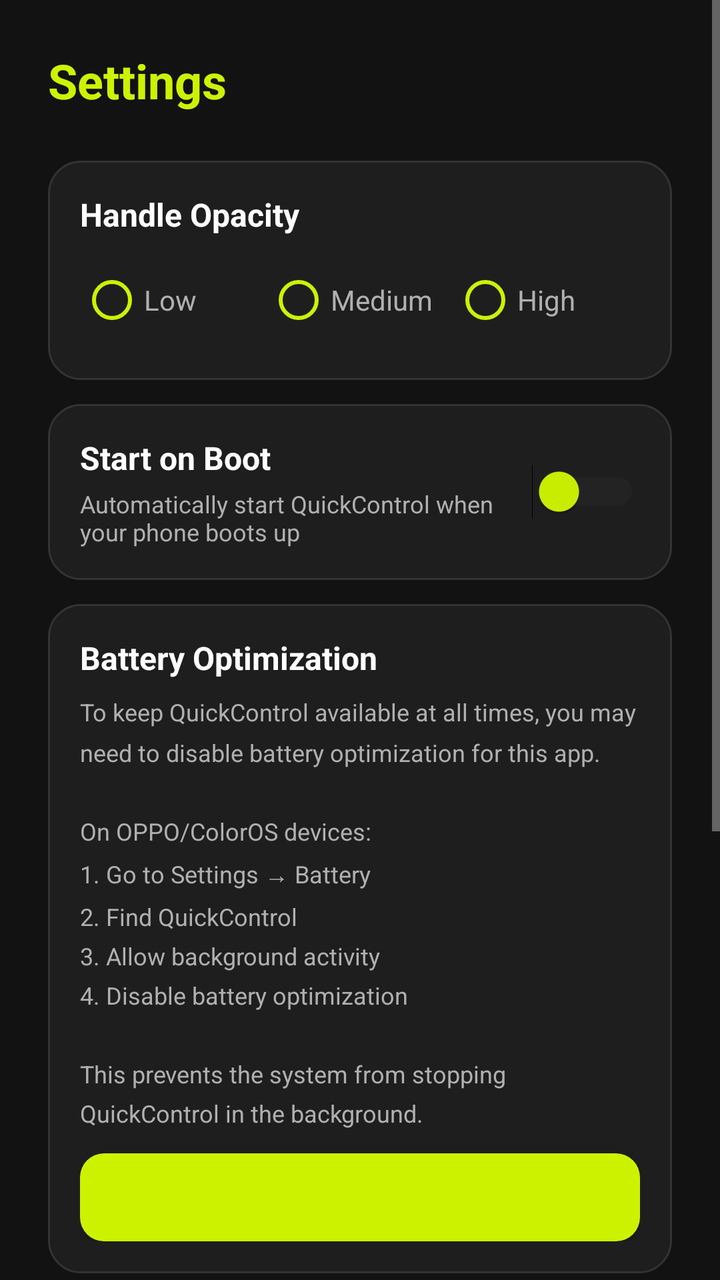
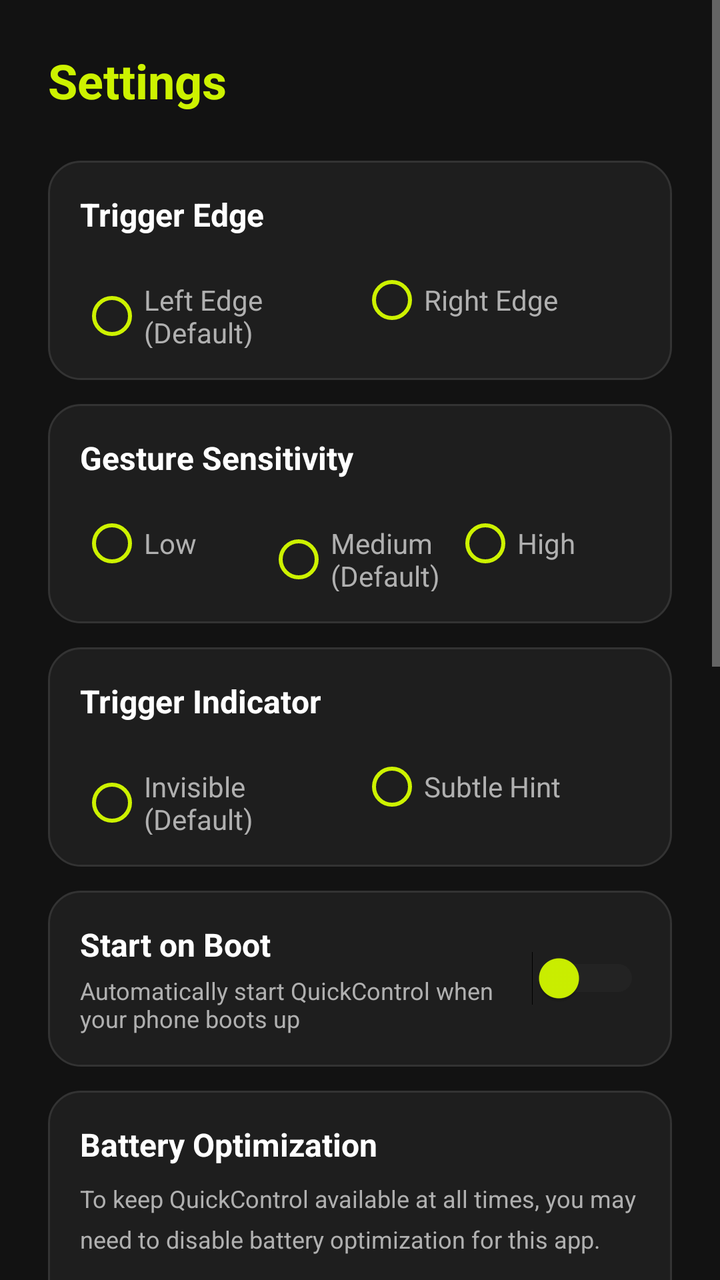

The first picture is an Android layout as it rendered before a commit; the second is the same layout after the commit. The layout source and the unified diff follow.
<!-- AndroidManifest.xml: activity theme Theme.QuickControl -->
<!-- res/layout/activity_settings.xml -->
<?xml version="1.0" encoding="utf-8"?>
<ScrollView xmlns:android="http://schemas.android.com/apk/res/android"
    android:layout_width="match_parent"
    android:layout_height="match_parent"
    android:background="@color/background"
    android:fillViewport="true">

    <LinearLayout
        android:layout_width="match_parent"
        android:layout_height="wrap_content"
        android:orientation="vertical"
        android:padding="24dp">

        
        <TextView
            android:layout_width="wrap_content"
            android:layout_height="wrap_content"
            android:text="@string/settings_title"
            android:textColor="@color/primary"
            android:textSize="24sp"
            android:textStyle="bold"
            android:layout_marginBottom="24dp" />

        
        <LinearLayout
            android:layout_width="match_parent"
            android:layout_height="wrap_content"
            android:background="@drawable/card_background"
            android:orientation="vertical"
            android:padding="16dp"
            android:layout_marginBottom="12dp">

            <TextView
                android:layout_width="wrap_content"
                android:layout_height="wrap_content"
                android:text="@string/settings_handle_opacity"
                android:textColor="@color/primary_text"
                android:textSize="16sp"
                android:textStyle="bold" />

            <RadioGroup
                android:id="@+id/opacityGroup"
                android:layout_width="match_parent"
                android:layout_height="wrap_content"
                android:layout_marginTop="8dp"
                android:orientation="horizontal">

                <RadioButton
                    android:id="@+id/opacityLow"
                    android:layout_width="0dp"
                    android:layout_height="wrap_content"
                    android:layout_weight="1"
                    android:text="@string/settings_opacity_low"
                    android:textColor="@color/secondary_text"
                    android:buttonTint="@color/primary" />

                <RadioButton
                    android:id="@+id/opacityMedium"
                    android:layout_width="0dp"
                    android:layout_height="wrap_content"
                    android:layout_weight="1"
                    android:text="@string/settings_opacity_medium"
                    android:textColor="@color/secondary_text"
                    android:buttonTint="@color/primary" />

                <RadioButton
                    android:id="@+id/opacityHigh"
                    android:layout_width="0dp"
                    android:layout_height="wrap_content"
                    android:layout_weight="1"
                    android:text="@string/settings_opacity_high"
                    android:textColor="@color/secondary_text"
                    android:buttonTint="@color/primary" />
            </RadioGroup>
        </LinearLayout>

        
        <LinearLayout
            android:layout_width="match_parent"
            android:layout_height="wrap_content"
            android:background="@drawable/card_background"
            android:orientation="horizontal"
            android:gravity="center_vertical"
            android:padding="16dp"
            android:layout_marginBottom="12dp">

            <LinearLayout
                android:layout_width="0dp"
                android:layout_height="wrap_content"
                android:layout_weight="1"
                android:orientation="vertical">

                <TextView
                    android:layout_width="wrap_content"
                    android:layout_height="wrap_content"
                    android:text="@string/settings_auto_start"
                    android:textColor="@color/primary_text"
                    android:textSize="16sp"
                    android:textStyle="bold" />

                <TextView
                    android:layout_width="wrap_content"
                    android:layout_height="wrap_content"
                    android:layout_marginTop="4dp"
                    android:text="@string/settings_auto_start_description"
                    android:textColor="@color/secondary_text"
                    android:textSize="12sp" />
            </LinearLayout>

            <Switch
                android:id="@+id/switchAutoStart"
                android:layout_width="wrap_content"
                android:layout_height="wrap_content"
                android:thumbTint="@color/primary"
                android:trackTint="@color/divider" />
        </LinearLayout>

        
        <LinearLayout
            android:layout_width="match_parent"
            android:layout_height="wrap_content"
            android:background="@drawable/card_background"
            android:orientation="vertical"
            android:padding="16dp"
            android:layout_marginBottom="12dp">

            <TextView
                android:layout_width="wrap_content"
                android:layout_height="wrap_content"
                android:text="@string/settings_battery_title"
                android:textColor="@color/primary_text"
                android:textSize="16sp"
                android:textStyle="bold" />

            <TextView
                android:layout_width="match_parent"
                android:layout_height="wrap_content"
                android:layout_marginTop="8dp"
                android:text="@string/settings_battery_description"
                android:textColor="@color/secondary_text"
                android:textSize="12sp"
                android:lineSpacingMultiplier="1.4" />

            <Button
                android:id="@+id/btnBattery"
                android:layout_width="match_parent"
                android:layout_height="44dp"
                android:layout_marginTop="12dp"
                android:background="@drawable/button_background"
                android:text="@string/settings_battery_button"
                android:textColor="@color/primary"
                android:textSize="14sp"
                android:textAllCaps="false" />
        </LinearLayout>

        
        <LinearLayout
            android:layout_width="match_parent"
            android:layout_height="wrap_content"
            android:background="@drawable/card_background"
            android:orientation="vertical"
            android:padding="16dp"
            android:layout_marginBottom="12dp">

            <TextView
                android:layout_width="wrap_content"
                android:layout_height="wrap_content"
                android:text="@string/settings_permissions_title"
                android:textColor="@color/primary_text"
                android:textSize="16sp"
                android:textStyle="bold" />

            <Button
                android:id="@+id/btnSetupDeviceAdmin"
                android:layout_width="match_parent"
                android:layout_height="44dp"
                android:layout_marginTop="12dp"
                android:background="@drawable/button_background"
                android:text="@string/step_lock_button"
                android:textColor="@color/primary"
                android:textSize="14sp"
                android:textAllCaps="false" />

            <Button
                android:id="@+id/btnSetupAccessibility"
                android:layout_width="match_parent"
                android:layout_height="44dp"
                android:layout_marginTop="8dp"
                android:background="@drawable/button_background"
                android:text="@string/step_accessibility_button"
                android:textColor="@color/primary"
                android:textSize="14sp"
                android:textAllCaps="false" />
        </LinearLayout>

        
        <LinearLayout
            android:layout_width="match_parent"
            android:layout_height="wrap_content"
            android:background="@drawable/card_background"
            android:orientation="vertical"
            android:padding="16dp"
            android:layout_marginBottom="16dp">

            <TextView
                android:layout_width="wrap_content"
                android:layout_height="wrap_content"
                android:text="@string/settings_about_title"
                android:textColor="@color/primary_text"
                android:textSize="16sp"
                android:textStyle="bold" />

            <TextView
                android:layout_width="match_parent"
                android:layout_height="wrap_content"
                android:layout_marginTop="8dp"
                android:text="@string/settings_about_text"
                android:textColor="@color/secondary_text"
                android:textSize="13sp"
                android:lineSpacingMultiplier="1.4" />
        </LinearLayout>

    </LinearLayout>
</ScrollView>
<!-- resources referenced by this layout -->
<resources>
  <color name="background">#FF121212</color>
  <color name="divider">#FF333333</color>
  <color name="primary">#FFCDF200</color>
  <color name="primary_text">#FFFFFFFF</color>
  <color name="secondary_text">#FFB0B0B0</color>
  <!-- drawable button_background (drawable) -->
  <?xml version="1.0" encoding="utf-8"?>
  <ripple xmlns:android="http://schemas.android.com/apk/res/android"
      android:color="#40FFFFFF">
      <item>
          <shape android:shape="rectangle">
              <solid android:color="@color/button_background" />
              <corners android:radius="12dp" />
          </shape>
      </item>
  </ripple>
  <!-- drawable card_background (drawable) -->
  <?xml version="1.0" encoding="utf-8"?>
  <shape xmlns:android="http://schemas.android.com/apk/res/android"
      android:shape="rectangle">
      <solid android:color="@color/surface" />
      <corners android:radius="16dp" />
      <stroke
          android:width="1dp"
          android:color="@color/divider" />
  </shape>
  <string name="settings_about_text">QuickControl v1.0\nA simple utility to replace physical button controls.</string>
  <string name="settings_about_title">About</string>
  <string name="settings_auto_start">Start on Boot</string>
  <string name="settings_auto_start_description">Automatically start QuickControl when your phone boots up</string>
  <string name="settings_battery_button">Open Battery Settings</string>
  <string name="settings_battery_description">To keep QuickControl available at all times, you may need to disable battery optimization for this app.\n\nOn OPPO/ColorOS devices:\n1. Go to Settings → Battery\n2. Find QuickControl\n3. Allow background activity\n4. Disable battery optimization\n\nThis prevents the system from stopping QuickControl in the background.</string>
  <string name="settings_battery_title">Battery Optimization</string>
  <string name="settings_handle_opacity">Handle Opacity</string>
  <string name="settings_opacity_high">High</string>
  <string name="settings_opacity_low">Low</string>
  <string name="settings_opacity_medium">Medium</string>
  <string name="settings_permissions_title">Permissions</string>
  <string name="settings_title">Settings</string>
  <string name="step_accessibility_button">Enable Accessibility Service</string>
  <string name="step_lock_button">Enable Device Admin</string>
  <style name="Theme.QuickControl" parent="Theme.MaterialComponents.DayNight.NoActionBar">
          <item name="colorPrimary">@color/primary</item>
          <item name="colorPrimaryDark">@color/primary_dark</item>
          <item name="colorAccent">@color/primary</item>
          <item name="android:windowBackground">@color/background</item>
          <item name="android:statusBarColor">@color/background</item>
          <item name="android:navigationBarColor">@color/background</item>
          <item name="android:textColorPrimary">@color/primary_text</item>
          <item name="android:textColorSecondary">@color/secondary_text</item>
      </style>
  <color name="button_background">#FF2A2A2A</color>
  <color name="surface">#FF1E1E1E</color>
  <color name="primary_dark">#FF9AB800</color>
</resources>

<!-- the commit's change to res/layout/activity_settings.xml (unified diff, before → after) -->
@@ -33,42 +33,130 @@
             <TextView
                 android:layout_width="wrap_content"
                 android:layout_height="wrap_content"
-                android:text="@string/settings_handle_opacity"
+                android:text="@string/settings_edge_position"
                 android:textColor="@color/primary_text"
                 android:textSize="16sp"
                 android:textStyle="bold" />
 
             <RadioGroup
-                android:id="@+id/opacityGroup"
+                android:id="@+id/edgePositionGroup"
                 android:layout_width="match_parent"
                 android:layout_height="wrap_content"
                 android:layout_marginTop="8dp"
                 android:orientation="horizontal">
 
                 <RadioButton
-                    android:id="@+id/opacityLow"
-                    android:layout_width="0dp"
-                    android:layout_height="wrap_content"
-                    android:layout_weight="1"
-                    android:text="@string/settings_opacity_low"
-                    android:textColor="@color/secondary_text"
-                    android:buttonTint="@color/primary" />
-
-                <RadioButton
-                    android:id="@+id/opacityMedium"
-                    android:layout_width="0dp"
-                    android:layout_height="wrap_content"
-                    android:layout_weight="1"
-                    android:text="@string/settings_opacity_medium"
-                    android:textColor="@color/secondary_text"
-                    android:buttonTint="@color/primary" />
-
-                <RadioButton
-                    android:id="@+id/opacityHigh"
-                    android:layout_width="0dp"
-                    android:layout_height="wrap_content"
-                    android:layout_weight="1"
-                    android:text="@string/settings_opacity_high"
+                    android:id="@+id/radioEdgeLeft"
+                    android:layout_width="0dp"
+                    android:layout_height="wrap_content"
+                    android:layout_weight="1"
+                    android:text="@string/settings_edge_left"
+                    android:textColor="@color/secondary_text"
+                    android:buttonTint="@color/primary" />
+
+                <RadioButton
+                    android:id="@+id/radioEdgeRight"
+                    android:layout_width="0dp"
+                    android:layout_height="wrap_content"
+                    android:layout_weight="1"
+                    android:text="@string/settings_edge_right"
+                    android:textColor="@color/secondary_text"
+                    android:buttonTint="@color/primary" />
+            </RadioGroup>
+        </LinearLayout>
+
+        
+        <LinearLayout
+            android:layout_width="match_parent"
+            android:layout_height="wrap_content"
+            android:background="@drawable/card_background"
+            android:orientation="vertical"
+            android:padding="16dp"
+            android:layout_marginBottom="12dp">
+
+            <TextView
+                android:layout_width="wrap_content"
+                android:layout_height="wrap_content"
+                android:text="@string/settings_gesture_sensitivity"
+                android:textColor="@color/primary_text"
+                android:textSize="16sp"
+                android:textStyle="bold" />
+
+            <RadioGroup
+                android:id="@+id/sensitivityGroup"
+                android:layout_width="match_parent"
+                android:layout_height="wrap_content"
+                android:layout_marginTop="8dp"
+                android:orientation="horizontal">
+
+                <RadioButton
+                    android:id="@+id/radioSensLow"
+                    android:layout_width="0dp"
+                    android:layout_height="wrap_content"
+                    android:layout_weight="1"
+                    android:text="@string/settings_sensitivity_low"
+                    android:textColor="@color/secondary_text"
+                    android:buttonTint="@color/primary" />
+
+                <RadioButton
+                    android:id="@+id/radioSensMedium"
+                    android:layout_width="0dp"
+                    android:layout_height="wrap_content"
+                    android:layout_weight="1"
+                    android:text="@string/settings_sensitivity_medium"
+                    android:textColor="@color/secondary_text"
+                    android:buttonTint="@color/primary" />
+
+                <RadioButton
+                    android:id="@+id/radioSensHigh"
+                    android:layout_width="0dp"
+                    android:layout_height="wrap_content"
+                    android:layout_weight="1"
+                    android:text="@string/settings_sensitivity_high"
+                    android:textColor="@color/secondary_text"
+                    android:buttonTint="@color/primary" />
+            </RadioGroup>
+        </LinearLayout>
+
+        
+        <LinearLayout
+            android:layout_width="match_parent"
+            android:layout_height="wrap_content"
+            android:background="@drawable/card_background"
+            android:orientation="vertical"
+            android:padding="16dp"
+            android:layout_marginBottom="12dp">
+
+            <TextView
+                android:layout_width="wrap_content"
+                android:layout_height="wrap_content"
+                android:text="@string/settings_indicator_title"
+                android:textColor="@color/primary_text"
+                android:textSize="16sp"
+                android:textStyle="bold" />
+
+            <RadioGroup
+                android:id="@+id/indicatorGroup"
+                android:layout_width="match_parent"
+                android:layout_height="wrap_content"
+                android:layout_marginTop="8dp"
+                android:orientation="horizontal">
+
+                <RadioButton
+                    android:id="@+id/radioIndicatorInvisible"
+                    android:layout_width="0dp"
+                    android:layout_height="wrap_content"
+                    android:layout_weight="1"
+                    android:text="@string/settings_indicator_invisible"
+                    android:textColor="@color/secondary_text"
+                    android:buttonTint="@color/primary" />
+
+                <RadioButton
+                    android:id="@+id/radioIndicatorSubtle"
+                    android:layout_width="0dp"
+                    android:layout_height="wrap_content"
+                    android:layout_weight="1"
+                    android:text="@string/settings_indicator_subtle"
                     android:textColor="@color/secondary_text"
                     android:buttonTint="@color/primary" />
             </RadioGroup>
<!-- resource entries referenced after the edit -->
@@ -26,18 +26,24 @@
           android:width="1dp"
           android:color="@color/divider" />
   </shape>
-  <string name="settings_about_text">QuickControl v1.0\nA simple utility to replace physical button controls.</string>
+  <string name="settings_about_text">QuickControl v1.0\nA fast, invisible edge gesture utility for essential device controls.</string>
   <string name="settings_about_title">About</string>
   <string name="settings_auto_start">Start on Boot</string>
   <string name="settings_auto_start_description">Automatically start QuickControl when your phone boots up</string>
   <string name="settings_battery_button">Open Battery Settings</string>
   <string name="settings_battery_description">To keep QuickControl available at all times, you may need to disable battery optimization for this app.\n\nOn OPPO/ColorOS devices:\n1. Go to Settings → Battery\n2. Find QuickControl\n3. Allow background activity\n4. Disable battery optimization\n\nThis prevents the system from stopping QuickControl in the background.</string>
   <string name="settings_battery_title">Battery Optimization</string>
-  <string name="settings_handle_opacity">Handle Opacity</string>
-  <string name="settings_opacity_high">High</string>
-  <string name="settings_opacity_low">Low</string>
-  <string name="settings_opacity_medium">Medium</string>
+  <string name="settings_edge_left">Left Edge (Default)</string>
+  <string name="settings_edge_position">Trigger Edge</string>
+  <string name="settings_edge_right">Right Edge</string>
+  <string name="settings_gesture_sensitivity">Gesture Sensitivity</string>
+  <string name="settings_indicator_invisible">Invisible (Default)</string>
+  <string name="settings_indicator_subtle">Subtle Hint</string>
+  <string name="settings_indicator_title">Trigger Indicator</string>
   <string name="settings_permissions_title">Permissions</string>
+  <string name="settings_sensitivity_high">High</string>
+  <string name="settings_sensitivity_low">Low</string>
+  <string name="settings_sensitivity_medium">Medium (Default)</string>
   <string name="settings_title">Settings</string>
   <string name="step_accessibility_button">Enable Accessibility Service</string>
   <string name="step_lock_button">Enable Device Admin</string>
